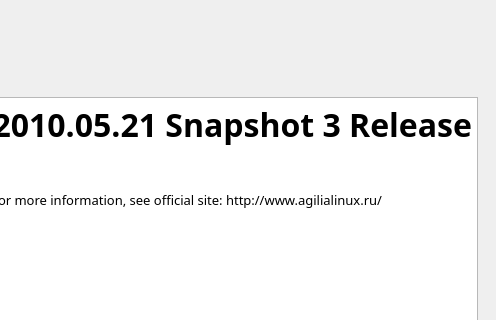
Qt form guiinstaller/guisetup/mainwindow.ui (aix27249/mpkg) before a commit; both pictures show x 218 to 714 and y 0 to 320 of the 714 by 580 pixel window.
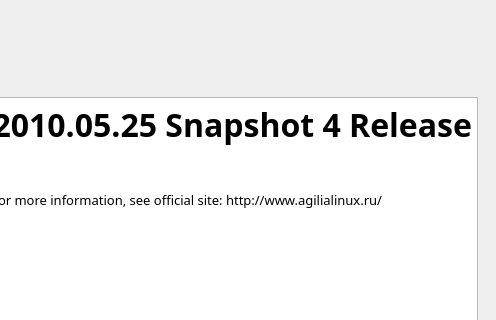
The same form after that commit. The open tabs and pages were chosen to show the change. Icons and pictures are not drawn.

Diff of the .ui file:
```diff
--- a/guiinstaller/guisetup/mainwindow.ui
+++ b/guiinstaller/guisetup/mainwindow.ui
@@ -140,7 +140,7 @@
 &lt;html&gt;&lt;head&gt;&lt;meta name=&quot;qrichtext&quot; content=&quot;1&quot; /&gt;&lt;style type=&quot;text/css&quot;&gt;
 p, li { white-space: pre-wrap; }
 &lt;/style&gt;&lt;/head&gt;&lt;body style=&quot; font-family:'Droid Sans'; font-size:10pt; font-weight:400; font-style:normal;&quot;&gt;
-&lt;p style=&quot; margin-top:0px; margin-bottom:0px; margin-left:0px; margin-right:0px; -qt-block-indent:0; text-indent:0px;&quot;&gt;&lt;span style=&quot; font-size:24pt; font-weight:600;&quot;&gt;AgiliaLinux 2010.05.21 Snapshot 3 Release Notes&lt;/span&gt;&lt;/p&gt;
+&lt;p style=&quot; margin-top:0px; margin-bottom:0px; margin-left:0px; margin-right:0px; -qt-block-indent:0; text-indent:0px;&quot;&gt;&lt;span style=&quot; font-size:24pt; font-weight:600;&quot;&gt;AgiliaLinux 2010.05.25 Snapshot 4 Release Notes&lt;/span&gt;&lt;/p&gt;
 &lt;p style=&quot; margin-top:0px; margin-bottom:0px; margin-left:0px; margin-right:0px; -qt-block-indent:0; text-indent:0px;&quot;&gt;This is a development release. For more information, see official site: http://www.agilialinux.ru/&lt;/p&gt;&lt;/body&gt;&lt;/html&gt;</string>
           </property>
          </widget>
```
Left out of the diff: 2 changed lines with no effect on the pictures.
